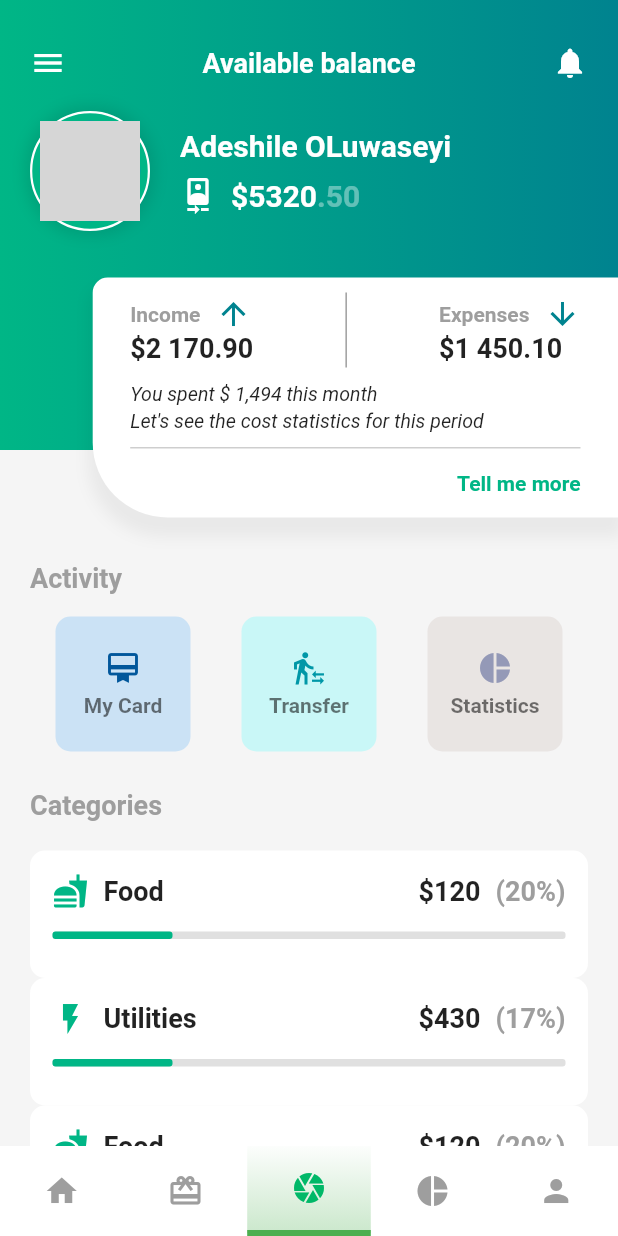
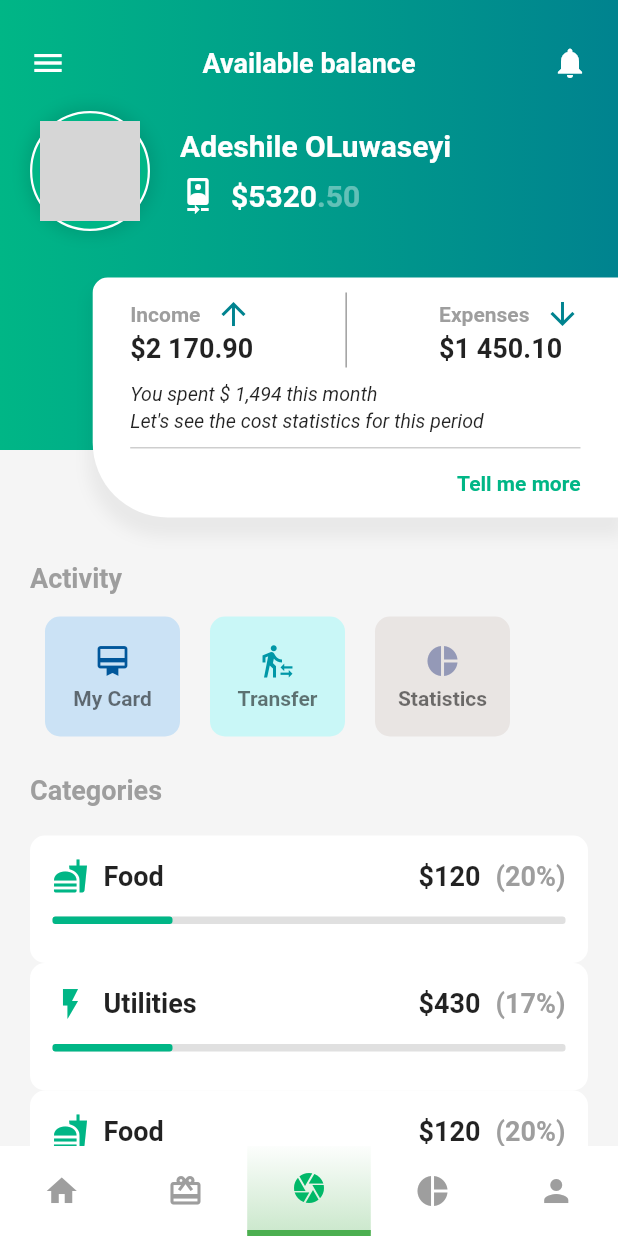
Before and after one commit to kashifg4171/quickpayment, a Flutter app: the MainPage screen opened directly, on a phone screen of 412 x 824 dp. Run offline on Flutter 3.47's test engine with Material 2 defaults, Android fonts, the phone set to English and light mode, and no system bars; our stand-ins replace flutter_svg, fluttertoast, image_picker, shared_preferences; accounts and stored records are empty; network calls fail; grey boxes are pictures that could not be loaded.

Commit message:
login now working, also overflow error in main page fixed

```diff
--- a/lib/mainpage.dart
+++ b/lib/mainpage.dart
@@ -1,4 +1,3 @@
-
 import 'package:flutter/material.dart';
 
 class MainPage extends StatefulWidget {
@@ -150,11 +149,16 @@ class _MainPageState extends State<MainPage> {
                       SizedBox(
                         height: 5,
                       ),
-                      Row(
-                        mainAxisAlignment: MainAxisAlignment.spaceAround,
+                      Container(
+                        height: 100,
+                        child: ListView(
+                          scrollDirection: Axis.horizontal,
                           children: [
-                          buildActivityButton(Icons.card_membership, "My Card",
-                              Colors.blue.withOpacity(0.2), Color(0XFF01579B)),
+                            buildActivityButton(
+                                Icons.card_membership,
+                                "My Card",
+                                Colors.blue.withOpacity(0.2),
+                                Color(0XFF01579B)),
                             buildActivityButton(
                                 Icons.transfer_within_a_station,
                                 "Transfer",
@@ -166,6 +170,7 @@ class _MainPageState extends State<MainPage> {
                                 Color(0XFFD7CCC8).withOpacity(0.4),
                                 Color(0XFF9499B7)),
                           ],
+                        ),
                       ),
                       SizedBox(
                         height: 15,
```
Also changed, not shown: lib/Screens/Login/components/body.dart (+25 -28 lines), lib/utils.dart (added, +32 -0 lines), pubspec.yaml (+19 -29 lines), pubspec.lock. Lines whose indentation alone changed are shown as unchanged.
